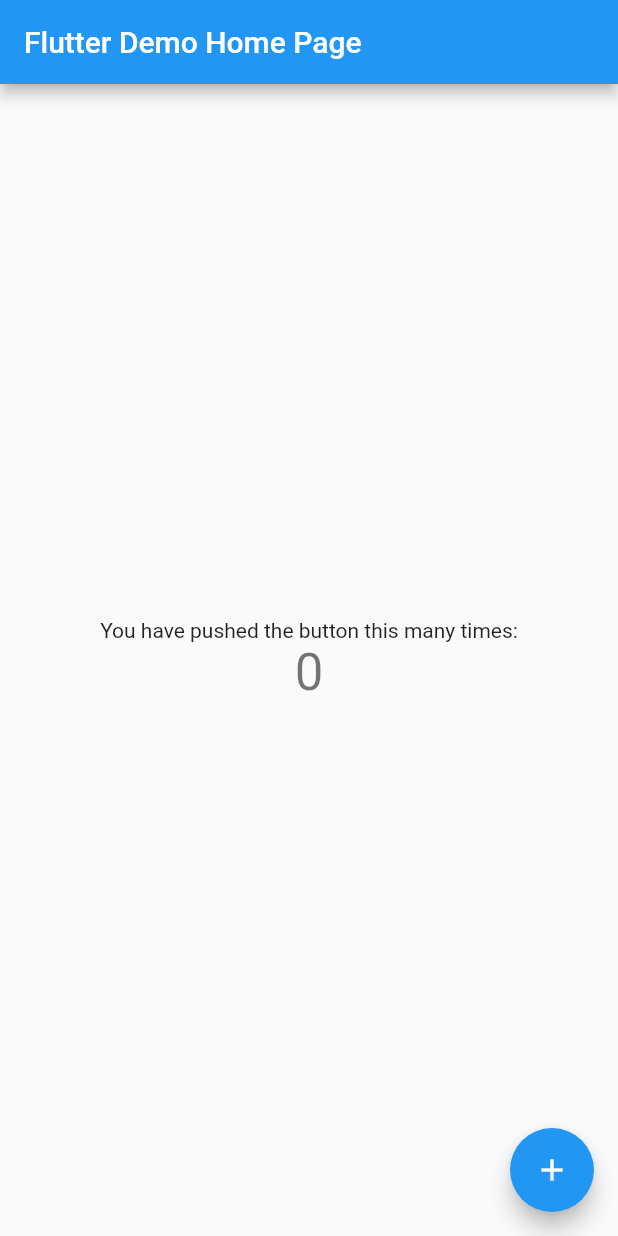
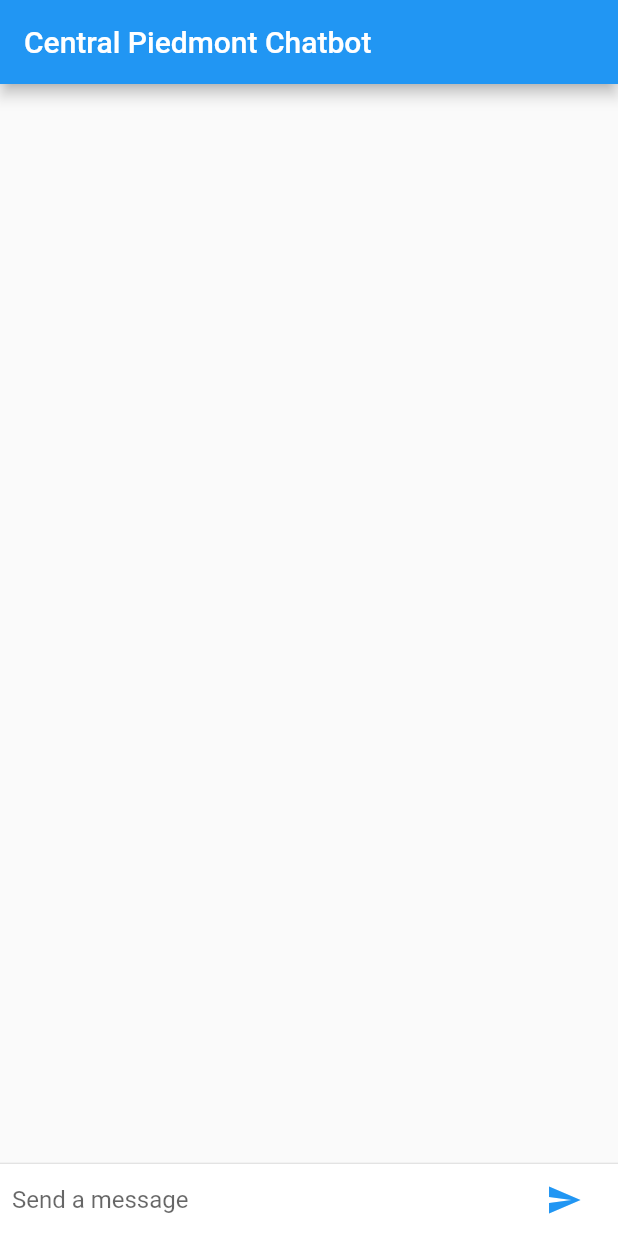
Before and after one commit to nottheswimmer/CentralPiedmontChatBot, a Flutter app: the screen it shows after launch, on a phone screen of 412 x 824 dp. Run offline on Flutter 3.47's test engine with Material 2 defaults, Android fonts, the phone set to English and light mode, and no system bars; missing offline and left inert: flutter_dialogflow.

Commit message:
Initial chatbot implementation

```diff
--- a/lib/main.dart
+++ b/lib/main.dart
@@ -1,4 +1,5 @@
 import 'package:flutter/material.dart';
+import 'package:flutter_dialogflow/dialogflow_v2.dart';
 
 void main() {
   runApp(MyApp());
@@ -9,7 +10,7 @@
   @override
   Widget build(BuildContext context) {
     return MaterialApp(
-      title: 'Flutter Demo',
+      title: 'Central Piedmont',
       theme: ThemeData(
         // This is the theme of your application.
         //
@@ -26,7 +27,7 @@
         // closer together (more dense) than on mobile platforms.
         visualDensity: VisualDensity.adaptivePlatformDensity,
       ),
-      home: MyHomePage(title: 'Flutter Demo Home Page'),
+      home: MyHomePage(title: 'Central Piedmont Chatbot'),
     );
   }
 }
@@ -50,17 +51,66 @@
 }
 
 class _MyHomePageState extends State<MyHomePage> {
-  int _counter = 0;
+  final List<ChatMessage> _messages = <ChatMessage>[];
+  final TextEditingController _textController = new TextEditingController();
 
-  void _incrementCounter() {
+  Widget _buildTextComposer() {
+    return new IconTheme(
+      data: new IconThemeData(color: Theme.of(context).accentColor),
+      child: new Container(
+        margin: const EdgeInsets.symmetric(horizontal: 8.0),
+        child: new Row(
+          children: <Widget>[
+            new Flexible(
+              child: new TextField(
+                controller: _textController,
+                onSubmitted: _handleSubmitted,
+                decoration:
+                new InputDecoration.collapsed(hintText: "Send a message"),
+              ),
+            ),
+            new Container(
+              margin: new EdgeInsets.symmetric(horizontal: 4.0),
+              child: new IconButton(
+                  icon: new Icon(Icons.send),
+                  onPressed: () => _handleSubmitted(_textController.text)),
+            ),
+          ],
+        ),
+      ),
+    );
+  }
+
+  void Response(query) async {
+    _textController.clear();
+    AuthGoogle authGoogle =
+    await AuthGoogle(fileJson: "assets/credentials.json")
+        .build();
+    Dialogflow dialogflow =
+    Dialogflow(authGoogle: authGoogle, language: Language.english);
+    AIResponse response = await dialogflow.detectIntent(query);
+    ChatMessage message = new ChatMessage(
+      text: response.getMessage() ??
+          new CardDialogflow(response.getListMessage()[0]).title,
+      name: "Bot",
+      type: false,
+    );
     setState(() {
-      // This call to setState tells the Flutter framework that something has
-      // changed in this State, which causes it to rerun the build method below
-      // so that the display can reflect the updated values. If we changed
-      // _counter without calling setState(), then the build method would not be
-      // called again, and so nothing would appear to happen.
-      _counter++;
+      _messages.insert(0, message);
     });
+  }
+
+  void _handleSubmitted(String text) {
+    _textController.clear();
+    ChatMessage message = new ChatMessage(
+      text: text,
+      name: "You",
+      type: true,
+    );
+    setState(() {
+      _messages.insert(0, message);
+    });
+    Response(text);
   }
 
   @override
@@ -97,21 +147,87 @@
           // horizontal).
           mainAxisAlignment: MainAxisAlignment.center,
           children: <Widget>[
-            Text(
-              'You have pushed the button this many times:',
-            ),
-            Text(
-              '$_counter',
-              style: Theme.of(context).textTheme.headline4,
+            Flexible(
+                child: new ListView.builder(
+                  padding: new EdgeInsets.all(8.0),
+                  reverse: true,
+                  itemBuilder: (_, int index) => _messages[index],
+                  itemCount: _messages.length,
+                )),
+            Divider(height: 1.0),
+            Container(
+              decoration: new BoxDecoration(color: Theme.of(context).cardColor),
+              child: _buildTextComposer(),
             ),
           ],
         ),
       ),
-      floatingActionButton: FloatingActionButton(
-        onPressed: _incrementCounter,
-        tooltip: 'Increment',
-        child: Icon(Icons.add),
-      ), // This trailing comma makes auto-formatting nicer for build methods.
     );
   }
 }
+
+class ChatMessage extends StatelessWidget {
+  ChatMessage({this.text, this.name, this.type});
+
+  final String text;
+  final String name;
+  final bool type;
+
+  List<Widget> otherMessage(context) {
+    return <Widget>[
+      new Container(
+        margin: const EdgeInsets.only(right: 16.0),
+        child: new CircleAvatar(child: new Text('B')),
+      ),
+      new Expanded(
+        child: new Column(
+          crossAxisAlignment: CrossAxisAlignment.start,
+          children: <Widget>[
+            new Text(this.name,
+                style: new TextStyle(fontWeight: FontWeight.bold)),
+            new Container(
+              margin: const EdgeInsets.only(top: 5.0),
+              child: new Text(text),
+            ),
+          ],
+        ),
+      ),
+    ];
+  }
+
+  List<Widget> myMessage(context) {
+    return <Widget>[
+      new Expanded(
+        child: new Column(
+          crossAxisAlignment: CrossAxisAlignment.end,
+          children: <Widget>[
+            new Text(this.name, style: Theme.of(context).textTheme.subhead),
+            new Container(
+              margin: const EdgeInsets.only(top: 5.0),
+              child: new Text(text),
+            ),
+          ],
+        ),
+      ),
+      new Container(
+        margin: const EdgeInsets.only(left: 16.0),
+        child: new CircleAvatar(
+            child: new Text(
+              this.name[0],
+              style: new TextStyle(fontWeight: FontWeight.bold),
+            )),
+      ),
+    ];
+  }
+
+  @override
+  Widget build(BuildContext context) {
+    return new Container(
+      margin: const EdgeInsets.symmetric(vertical: 10.0),
+      child: new Row(
+        crossAxisAlignment: CrossAxisAlignment.start,
+        children: this.type ? myMessage(context) : otherMessage(context),
+      ),
+    );
+  }
+}
--- a/pubspec.yaml
+++ b/pubspec.yaml
@@ -21,9 +21,9 @@
   sdk: ">=2.7.0 <3.0.0"
 
 dependencies:
+  flutter_dialogflow: ^0.1.3
   flutter:
     sdk: flutter
-
 
   # The following adds the Cupertino Icons font to your application.
   # Use with the CupertinoIcons class for iOS style icons.
@@ -48,6 +48,9 @@
   # assets:
   #   - images/a_dot_burr.jpeg
   #   - images/a_dot_ham.jpeg
+
+  assets:
+    - assets/credentials.json
 
   # An image asset can refer to one or more resolution-specific "variants", see
   # https://flutter.dev/assets-and-images/#resolution-aware.
```
Also changed, not shown: pubspec.lock, 2 other files.
